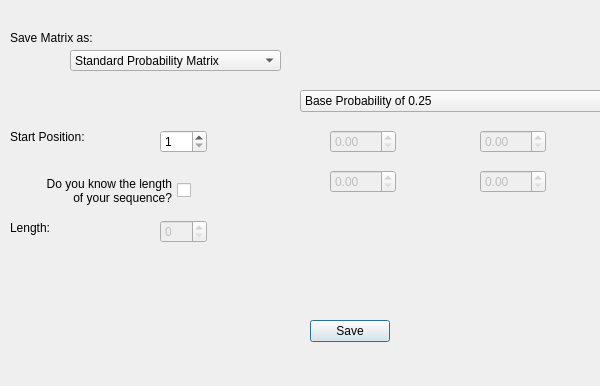
This is src/matrixFromSequence.ui in TaronSilver/genom as Qt 5 draws it before an edit. The edited form follows.
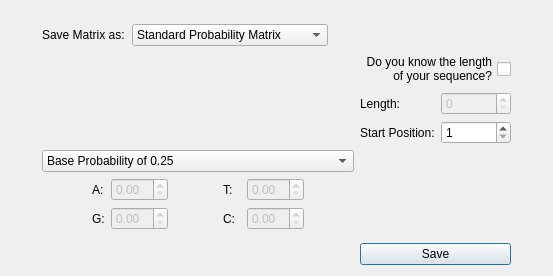
This is the edited form.

```diff
--- a/src/matrixFromSequence.ui
+++ b/src/matrixFromSequence.ui
@@ -6,215 +6,387 @@
    <rect>
     <x>0</x>
     <y>0</y>
-    <width>600</width>
-    <height>386</height>
+    <width>553</width>
+    <height>276</height>
    </rect>
   </property>
   <property name="windowTitle">
    <string>Dialog</string>
   </property>
-  <widget class="QComboBox" name="chooseBase">
-   <property name="geometry">
-    <rect>
-     <x>300</x>
-     <y>90</y>
-     <width>341</width>
-     <height>22</height>
-    </rect>
-   </property>
-   <item>
-    <property name="text">
-     <string>Base Probability of 0.25</string>
-    </property>
+  <layout class="QGridLayout" name="gridLayout_4">
+   <item row="3" column="2">
+    <spacer name="verticalSpacer_2">
+     <property name="orientation">
+      <enum>Qt::Vertical</enum>
+     </property>
+     <property name="sizeHint" stdset="0">
+      <size>
+       <width>20</width>
+       <height>40</height>
+      </size>
+     </property>
+    </spacer>
    </item>
-   <item>
-    <property name="text">
-     <string>Base Probability calculated from the input sequence</string>
-    </property>
+   <item row="5" column="2">
+    <spacer name="verticalSpacer">
+     <property name="orientation">
+      <enum>Qt::Vertical</enum>
+     </property>
+     <property name="sizeHint" stdset="0">
+      <size>
+       <width>20</width>
+       <height>40</height>
+      </size>
+     </property>
+    </spacer>
    </item>
-   <item>
-    <property name="text">
-     <string>Custom Base Probability</string>
-    </property>
+   <item row="3" column="4">
+    <spacer name="horizontalSpacer_10">
+     <property name="orientation">
+      <enum>Qt::Horizontal</enum>
+     </property>
+     <property name="sizeHint" stdset="0">
+      <size>
+       <width>40</width>
+       <height>20</height>
+      </size>
+     </property>
+    </spacer>
    </item>
-  </widget>
-  <widget class="QDoubleSpinBox" name="spinA">
-   <property name="enabled">
-    <bool>false</bool>
-   </property>
-   <property name="geometry">
-    <rect>
-     <x>330</x>
-     <y>130</y>
-     <width>66</width>
-     <height>23</height>
-    </rect>
-   </property>
-  </widget>
-  <widget class="QDoubleSpinBox" name="spinC">
-   <property name="enabled">
-    <bool>false</bool>
-   </property>
-   <property name="geometry">
-    <rect>
-     <x>480</x>
-     <y>170</y>
-     <width>66</width>
-     <height>23</height>
-    </rect>
-   </property>
-  </widget>
-  <widget class="QDoubleSpinBox" name="spinG">
-   <property name="enabled">
-    <bool>false</bool>
-   </property>
-   <property name="geometry">
-    <rect>
-     <x>330</x>
-     <y>170</y>
-     <width>66</width>
-     <height>23</height>
-    </rect>
-   </property>
-  </widget>
-  <widget class="QDoubleSpinBox" name="spinT">
-   <property name="enabled">
-    <bool>false</bool>
-   </property>
-   <property name="geometry">
-    <rect>
-     <x>480</x>
-     <y>130</y>
-     <width>66</width>
-     <height>23</height>
-    </rect>
-   </property>
-  </widget>
-  <widget class="QLabel" name="label_2">
-   <property name="geometry">
-    <rect>
-     <x>10</x>
-     <y>30</y>
-     <width>111</width>
-     <height>16</height>
-    </rect>
-   </property>
-   <property name="text">
-    <string>Save Matrix as:</string>
-   </property>
-  </widget>
-  <widget class="QComboBox" name="chooseMatrix">
-   <property name="geometry">
-    <rect>
-     <x>70</x>
-     <y>50</y>
-     <width>211</width>
-     <height>21</height>
-    </rect>
-   </property>
-   <item>
-    <property name="text">
-     <string>Standard Probability Matrix</string>
-    </property>
+   <item row="2" column="0">
+    <spacer name="horizontalSpacer_9">
+     <property name="orientation">
+      <enum>Qt::Horizontal</enum>
+     </property>
+     <property name="sizeHint" stdset="0">
+      <size>
+       <width>40</width>
+       <height>20</height>
+      </size>
+     </property>
+    </spacer>
    </item>
-   <item>
-    <property name="text">
-     <string>Normalized Probability Matrix</string>
-    </property>
+   <item row="6" column="3">
+    <widget class="QPushButton" name="buttonSave">
+     <property name="text">
+      <string>Save</string>
+     </property>
+    </widget>
    </item>
-   <item>
-    <property name="text">
-     <string>Standard Logarithmic Matrix</string>
-    </property>
+   <item row="4" column="1" colspan="2">
+    <layout class="QGridLayout" name="gridLayout_3">
+     <item row="2" column="2">
+      <widget class="QDoubleSpinBox" name="spinA">
+       <property name="enabled">
+        <bool>false</bool>
+       </property>
+      </widget>
+     </item>
+     <item row="3" column="4">
+      <widget class="QLabel" name="label_6">
+       <property name="text">
+        <string>C:</string>
+       </property>
+      </widget>
+     </item>
+     <item row="3" column="6">
+      <widget class="QDoubleSpinBox" name="spinC">
+       <property name="enabled">
+        <bool>false</bool>
+       </property>
+      </widget>
+     </item>
+     <item row="2" column="6">
+      <widget class="QDoubleSpinBox" name="spinT">
+       <property name="enabled">
+        <bool>false</bool>
+       </property>
+      </widget>
+     </item>
+     <item row="3" column="0">
+      <spacer name="horizontalSpacer_2">
+       <property name="orientation">
+        <enum>Qt::Horizontal</enum>
+       </property>
+       <property name="sizeHint" stdset="0">
+        <size>
+         <width>40</width>
+         <height>20</height>
+        </size>
+       </property>
+      </spacer>
+     </item>
+     <item row="2" column="1">
+      <widget class="QLabel" name="label">
+       <property name="text">
+        <string>A:</string>
+       </property>
+      </widget>
+     </item>
+     <item row="3" column="1">
+      <widget class="QLabel" name="label_5">
+       <property name="text">
+        <string>G:</string>
+       </property>
+      </widget>
+     </item>
+     <item row="3" column="7">
+      <spacer name="horizontalSpacer_4">
+       <property name="orientation">
+        <enum>Qt::Horizontal</enum>
+       </property>
+       <property name="sizeHint" stdset="0">
+        <size>
+         <width>40</width>
+         <height>20</height>
+        </size>
+       </property>
+      </spacer>
+     </item>
+     <item row="2" column="4">
+      <widget class="QLabel" name="label_7">
+       <property name="text">
+        <string>T:</string>
+       </property>
+      </widget>
+     </item>
+     <item row="2" column="0">
+      <spacer name="horizontalSpacer">
+       <property name="orientation">
+        <enum>Qt::Horizontal</enum>
+       </property>
+       <property name="sizeHint" stdset="0">
+        <size>
+         <width>40</width>
+         <height>20</height>
+        </size>
+       </property>
+      </spacer>
+     </item>
+     <item row="2" column="7">
+      <spacer name="horizontalSpacer_3">
+       <property name="orientation">
+        <enum>Qt::Horizontal</enum>
+       </property>
+       <property name="sizeHint" stdset="0">
+        <size>
+         <width>40</width>
+         <height>20</height>
+        </size>
+       </property>
+      </spacer>
+     </item>
+     <item row="3" column="2">
+      <widget class="QDoubleSpinBox" name="spinG">
+       <property name="enabled">
+        <bool>false</bool>
+       </property>
+      </widget>
+     </item>
+     <item row="2" column="3">
+      <spacer name="horizontalSpacer_5">
+       <property name="orientation">
+        <enum>Qt::Horizontal</enum>
+       </property>
+       <property name="sizeHint" stdset="0">
+        <size>
+         <width>40</width>
+         <height>20</height>
+        </size>
+       </property>
+      </spacer>
+     </item>
+     <item row="3" column="3">
+      <spacer name="horizontalSpacer_6">
+       <property name="orientation">
+        <enum>Qt::Horizontal</enum>
+       </property>
+       <property name="sizeHint" stdset="0">
+        <size>
+         <width>40</width>
+         <height>20</height>
+        </size>
+       </property>
+      </spacer>
+     </item>
+     <item row="1" column="0" colspan="8">
+      <widget class="QComboBox" name="chooseBase">
+       <item>
+        <property name="text">
+         <string>Base Probability of 0.25</string>
+        </property>
+       </item>
+       <item>
+        <property name="text">
+         <string>Base Probability calculated from the input sequence</string>
+        </property>
+       </item>
+       <item>
+        <property name="text">
+         <string>Custom Base Probability</string>
+        </property>
+       </item>
+      </widget>
+     </item>
+    </layout>
    </item>
-   <item>
-    <property name="text">
-     <string>Normalized Logarithmic Matrix</string>
-    </property>
+   <item row="0" column="1">
+    <spacer name="verticalSpacer_5">
+     <property name="orientation">
+      <enum>Qt::Vertical</enum>
+     </property>
+     <property name="sizeHint" stdset="0">
+      <size>
+       <width>20</width>
+       <height>40</height>
+      </size>
+     </property>
+    </spacer>
    </item>
-  </widget>
-  <widget class="QPushButton" name="buttonSave">
-   <property name="geometry">
-    <rect>
-     <x>310</x>
-     <y>320</y>
-     <width>80</width>
-     <height>22</height>
-    </rect>
-   </property>
-   <property name="text">
-    <string>Save</string>
-   </property>
-  </widget>
-  <widget class="QLabel" name="label_3">
-   <property name="geometry">
-    <rect>
-     <x>10</x>
-     <y>220</y>
-     <width>141</width>
-     <height>16</height>
-    </rect>
-   </property>
-   <property name="text">
-    <string>Length:</string>
-   </property>
-  </widget>
-  <widget class="QSpinBox" name="intPosition">
-   <property name="geometry">
-    <rect>
-     <x>160</x>
-     <y>130</y>
-     <width>47</width>
-     <height>23</height>
-    </rect>
-   </property>
-   <property name="minimum">
-    <number>1</number>
-   </property>
-  </widget>
-  <widget class="QLabel" name="label_4">
-   <property name="geometry">
-    <rect>
-     <x>10</x>
-     <y>127</y>
-     <width>141</width>
-     <height>20</height>
-    </rect>
-   </property>
-   <property name="text">
-    <string>Start Position:</string>
-   </property>
-  </widget>
-  <widget class="QSpinBox" name="intLength">
-   <property name="enabled">
-    <bool>false</bool>
-   </property>
-   <property name="geometry">
-    <rect>
-     <x>160</x>
-     <y>220</y>
-     <width>47</width>
-     <height>23</height>
-    </rect>
-   </property>
-  </widget>
-  <widget class="QCheckBox" name="checkBox">
-   <property name="geometry">
-    <rect>
-     <x>10</x>
-     <y>160</y>
-     <width>181</width>
-     <height>61</height>
-    </rect>
-   </property>
-   <property name="layoutDirection">
-    <enum>Qt::RightToLeft</enum>
-   </property>
-   <property name="text">
-    <string>Do you know the length 
+   <item row="2" column="1">
+    <layout class="QGridLayout" name="gridLayout">
+     <item row="0" column="1">
+      <widget class="QComboBox" name="chooseMatrix">
+       <item>
+        <property name="text">
+         <string>Standard Probability Matrix</string>
+        </property>
+       </item>
+       <item>
+        <property name="text">
+         <string>Normalized Probability Matrix</string>
+        </property>
+       </item>
+       <item>
+        <property name="text">
+         <string>Standard Logarithmic Matrix</string>
+        </property>
+       </item>
+       <item>
+        <property name="text">
+         <string>Normalized Logarithmic Matrix</string>
+        </property>
+       </item>
+      </widget>
+     </item>
+     <item row="0" column="0">
+      <widget class="QLabel" name="label_2">
+       <property name="text">
+        <string>Save Matrix as:</string>
+       </property>
+      </widget>
+     </item>
+    </layout>
+   </item>
+   <item row="2" column="3">
+    <spacer name="horizontalSpacer_8">
+     <property name="orientation">
+      <enum>Qt::Horizontal</enum>
+     </property>
+     <property name="sizeHint" stdset="0">
+      <size>
+       <width>40</width>
+       <height>20</height>
+      </size>
+     </property>
+    </spacer>
+   </item>
+   <item row="3" column="3">
+    <layout class="QGridLayout" name="gridLayout_2">
+     <item row="1" column="0">
+      <widget class="QLabel" name="label_3">
+       <property name="text">
+        <string>Length:</string>
+       </property>
+      </widget>
+     </item>
+     <item row="1" column="1">
+      <widget class="QSpinBox" name="intLength">
+       <property name="enabled">
+        <bool>false</bool>
+       </property>
+      </widget>
+     </item>
+     <item row="0" column="0" colspan="2">
+      <widget class="QCheckBox" name="checkBox">
+       <property name="layoutDirection">
+        <enum>Qt::RightToLeft</enum>
+       </property>
+       <property name="text">
+        <string>Do you know the length 
  of your sequence?</string>
-   </property>
-  </widget>
+       </property>
+      </widget>
+     </item>
+     <item row="2" column="0">
+      <widget class="QLabel" name="label_4">
+       <property name="text">
+        <string>Start Position:</string>
+       </property>
+      </widget>
+     </item>
+     <item row="2" column="1">
+      <widget class="QSpinBox" name="intPosition">
+       <property name="minimum">
+        <number>1</number>
+       </property>
+      </widget>
+     </item>
+    </layout>
+   </item>
+   <item row="6" column="1">
+    <spacer name="horizontalSpacer_7">
+     <property name="orientation">
+      <enum>Qt::Horizontal</enum>
+     </property>
+     <property name="sizeHint" stdset="0">
+      <size>
+       <width>40</width>
+       <height>20</height>
+      </size>
+     </property>
+    </spacer>
+   </item>
+   <item row="0" column="2">
+    <spacer name="verticalSpacer_3">
+     <property name="orientation">
+      <enum>Qt::Vertical</enum>
+     </property>
+     <property name="sizeHint" stdset="0">
+      <size>
+       <width>20</width>
+       <height>40</height>
+      </size>
+     </property>
+    </spacer>
+   </item>
+   <item row="4" column="3">
+    <spacer name="verticalSpacer_4">
+     <property name="orientation">
+      <enum>Qt::Vertical</enum>
+     </property>
+     <property name="sizeHint" stdset="0">
+      <size>
+       <width>20</width>
+       <height>40</height>
+      </size>
+     </property>
+    </spacer>
+   </item>
+   <item row="1" column="1">
+    <spacer name="verticalSpacer_6">
+     <property name="orientation">
+      <enum>Qt::Vertical</enum>
+     </property>
+     <property name="sizeHint" stdset="0">
+      <size>
+       <width>20</width>
+       <height>40</height>
+      </size>
+     </property>
+    </spacer>
+   </item>
+  </layout>
  </widget>
  <resources/>
  <connections/>
```
